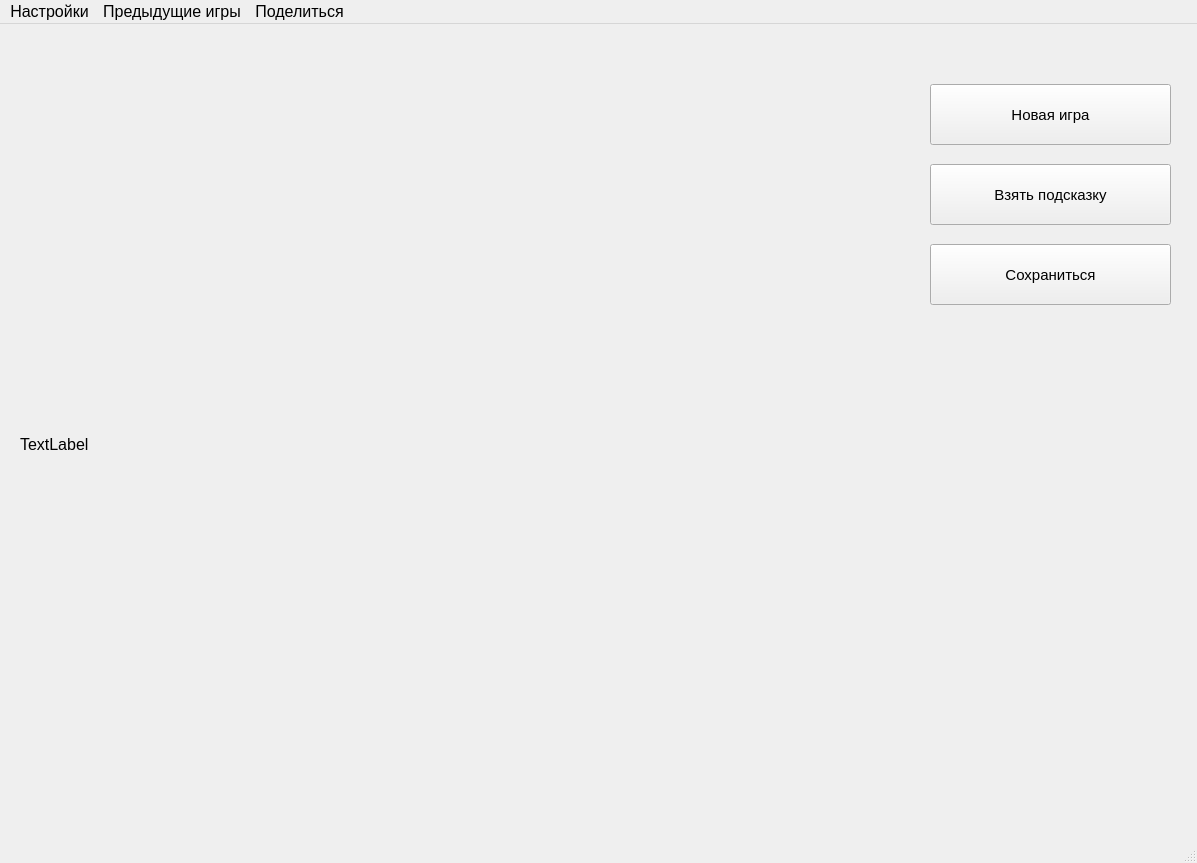
MatveyZhikharev/Chess_PyQt, file design.ui: the form before one commit.
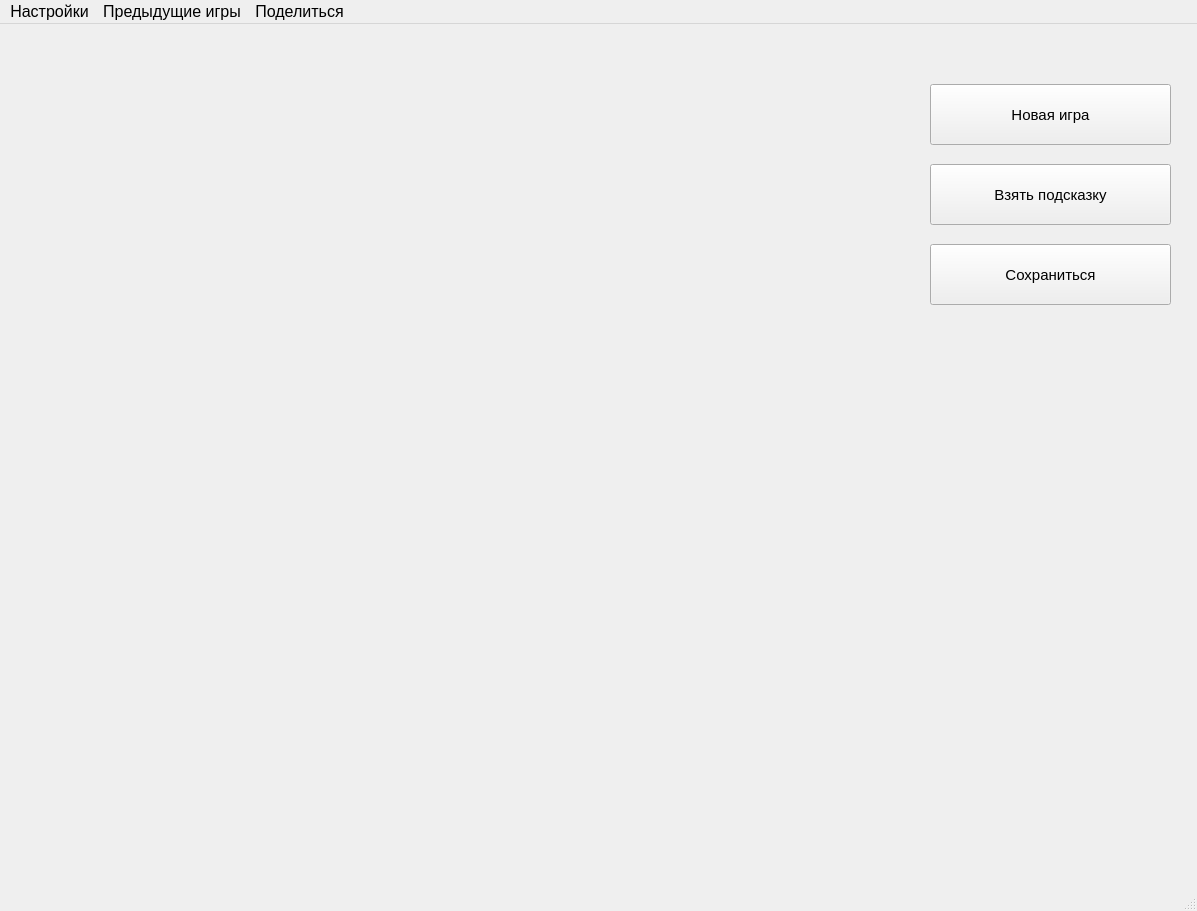
The form after the commit.

What changed in the file:
```diff
--- a/design.ui
+++ b/design.ui
@@ -7,7 +7,7 @@
     <x>0</x>
     <y>0</y>
     <width>1197</width>
-    <height>863</height>
+    <height>911</height>
    </rect>
   </property>
   <property name="font">
@@ -78,12 +78,12 @@
      <rect>
       <x>20</x>
       <y>20</y>
-      <width>800</width>
+      <width>822</width>
       <height>800</height>
      </rect>
     </property>
     <property name="text">
-     <string>TextLabel</string>
+     <string/>
     </property>
    </widget>
   </widget>
```
Left out of the diff: 2 changed lines with no effect on the pictures.
